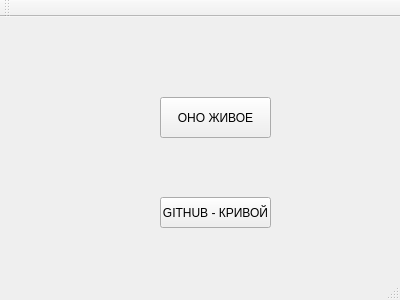
Before: the Qt Designer form simulation.ui in LukinDaniil/PractikaLeto2019, drawn with Qt 5.
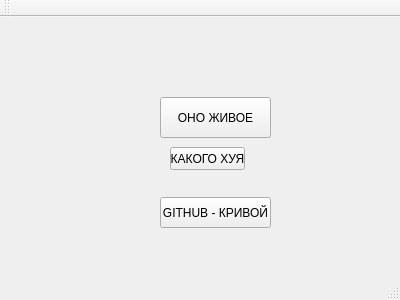
After: the same form once the commit is applied.

Commit message: ПОЧЕМУ НЕ ПАШЕТ У САНИ

Diff of the .ui file:
```diff
--- a/simulation.ui
+++ b/simulation.ui
@@ -40,6 +40,19 @@
      <string>GITHUB - КРИВОЙ</string>
     </property>
    </widget>
+   <widget class="QPushButton" name="pushButton_3">
+    <property name="geometry">
+     <rect>
+      <x>170</x>
+      <y>130</y>
+      <width>75</width>
+      <height>23</height>
+     </rect>
+    </property>
+    <property name="text">
+     <string>КАКОГО ХУЯ</string>
+    </property>
+   </widget>
   </widget>
   <widget class="QMenuBar" name="menuBar">
    <property name="geometry">
```
